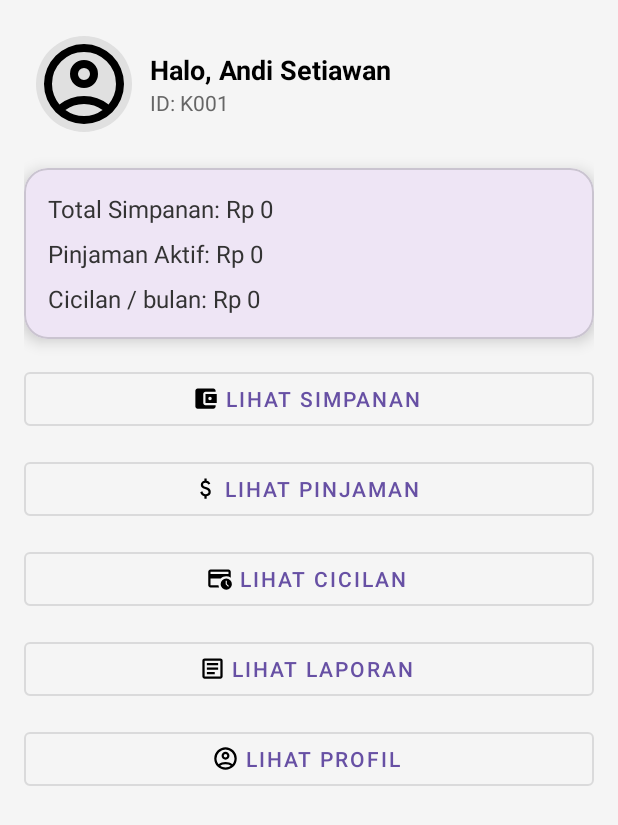
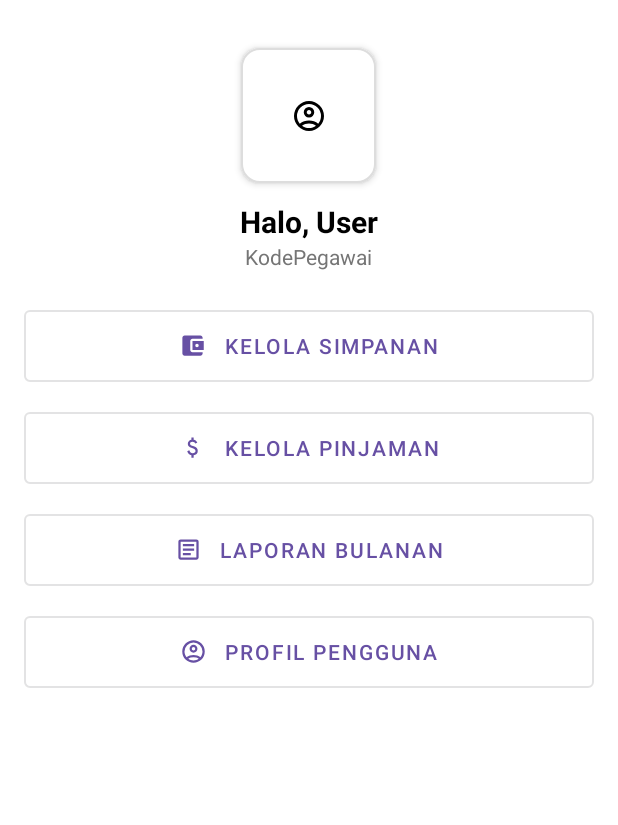
Before and after one commit to YaredMordechai/Projek_MAP, an Android app: the layout fragment_dashboard.xml on its own in the app's theme, with its tools: preview values and no code run, on a phone screen of 412 x 824 dp. Shown: the top 825 px of the screen. Run offline under Robolectric (Android 15) with nearby library versions, the phone set to English and light mode, and no system bars.

Commit message:
Update DashboardFragment.kt (BLOM SELESAI)

```diff
--- a/app/src/main/java/com/example/projek_map/ui/MainActivity.kt
+++ b/app/src/main/java/com/example/projek_map/ui/MainActivity.kt
@@ -8,6 +8,10 @@ import com.example.projek_map.R
 import com.example.projek_map.databinding.ActivityMainBinding
 import com.example.projek_map.ui.fragments.*
 import com.google.android.material.bottomnavigation.BottomNavigationView
+import com.example.projek_map.ui.LoginActivity
+import com.example.projek_map.ui.fragments.DashboardFragment
+import com.example.projek_map.ui.fragments.KelolaAnggotaFragment
+import com.example.projek_map.ui.fragments.LaporanFragment
 
 class MainActivity : AppCompatActivity() {
 
@@ -48,6 +52,7 @@ class MainActivity : AppCompatActivity() {
                 R.id.navigation_dashboard -> loadFragment(DashboardFragment())
                 R.id.navigation_simpanan -> loadFragment(SimpananFragment())
                 R.id.navigation_pinjaman -> loadFragment(PinjamanFragment())
+//                R.id.navigation_laporan -> loadFragment(LaporanFragment())
                 R.id.navigation_profil -> {
                     val fragment = ProfileFragment().apply {
                         arguments = Bundle().apply {
--- /dev/null
+++ b/app/src/main/res/drawable/ic_logout.xml
@@ -0,0 +1,5 @@
+<vector xmlns:android="http://schemas.android.com/apk/res/android" android:autoMirrored="true" android:height="24dp" android:tint="#000000" android:viewportHeight="960" android:viewportWidth="960" android:width="24dp">
+
+    <path android:fillColor="@android:color/white" android:pathData="M200,840Q167,840 143.5,816.5Q120,793 120,760L120,200Q120,167 143.5,143.5Q167,120 200,120L480,120L480,200L200,200Q200,200 200,200Q200,200 200,200L200,760Q200,760 200,760Q200,760 200,760L480,760L480,840L200,840ZM640,680L585,622L687,520L360,520L360,440L687,440L585,338L640,280L840,480L640,680Z"/>
+
+</vector>
--- a/app/src/main/res/layout/fragment_dashboard.xml
+++ b/app/src/main/res/layout/fragment_dashboard.xml
@@ -3,158 +3,107 @@
     xmlns:app="http://schemas.android.com/apk/res-auto"
     android:layout_width="match_parent"
     android:layout_height="match_parent"
-    android:background="#F5F5F5">
+    android:padding="16dp"
+    android:background="@color/white">
 
     <LinearLayout
         android:orientation="vertical"
         android:layout_width="match_parent"
         android:layout_height="wrap_content"
-        android:padding="16dp">
+        android:gravity="center_horizontal">
 
-        <!-- Header User -->
-        <LinearLayout
-            android:layout_width="match_parent"
-            android:layout_height="wrap_content"
-            android:orientation="horizontal"
-            android:gravity="center_vertical"
-            android:padding="8dp">
-
+        <!-- Foto Profil -->
         <ImageView
             android:id="@+id/imgProfile"
-                android:layout_width="64dp"
-                android:layout_height="64dp"
+            android:layout_width="90dp"
+            android:layout_height="90dp"
+            android:layout_marginTop="16dp"
             android:src="@drawable/ic_profil"
-            android:background="@drawable/bg_circle"
-            android:scaleType="centerCrop"
-            android:contentDescription="Foto Profil" />
+            android:background="@drawable/bg_card_light"
+            android:padding="12dp"
+            android:scaleType="centerInside"
+            android:elevation="3dp"
+            android:layout_gravity="center" />
 
-            <LinearLayout
-                android:layout_width="wrap_content"
-                android:layout_height="wrap_content"
-                android:orientation="vertical"
-                android:layout_marginStart="12dp">
-
+        <!-- Nama & ID User -->
         <TextView
             android:id="@+id/tvWelcome"
             android:layout_width="wrap_content"
             android:layout_height="wrap_content"
-                    android:text="Halo, Andi Setiawan"
-                    android:textSize="18sp"
+            android:text="Halo, User"
+            android:textSize="20sp"
             android:textStyle="bold"
-                    android:textColor="#000"/>
+            android:layout_marginTop="12dp"
+            android:textColor="@color/black" />
 
         <TextView
             android:id="@+id/tvUserId"
             android:layout_width="wrap_content"
             android:layout_height="wrap_content"
-                    android:text="ID: K001"
-                    android:textSize="14sp"
-                    android:textColor="#666"/>
-            </LinearLayout>
-        </LinearLayout>
+            android:text="KodePegawai"
+            android:textColor="@color/grey_600"
+            android:layout_marginBottom="20dp" />
 
-        <!-- Ringkasan Card -->
-        <com.google.android.material.card.MaterialCardView
-            android:layout_width="match_parent"
-            android:layout_height="wrap_content"
-            app:cardCornerRadius="16dp"
-            app:cardElevation="6dp"
-            android:layout_marginTop="16dp"
-            android:layout_marginBottom="16dp">
-
+        <!-- Tombol Navigasi -->
         <LinearLayout
             android:orientation="vertical"
             android:layout_width="match_parent"
             android:layout_height="wrap_content"
-                android:padding="16dp">
-
-                <TextView
-                    android:id="@+id/tvTotalSimpanan"
-                    android:layout_width="wrap_content"
-                    android:layout_height="wrap_content"
-                    android:text="Total Simpanan: Rp 0"
-                    android:textSize="16sp"
-                    android:textColor="#333"/>
-
-                <TextView
-                    android:id="@+id/tvPinjamanAktif"
-                    android:layout_width="wrap_content"
-                    android:layout_height="wrap_content"
-                    android:text="Pinjaman Aktif: Rp 0"
-                    android:textSize="16sp"
-                    android:textColor="#333"
-                    android:layout_marginTop="8dp"/>
-
-                <TextView
-                    android:id="@+id/tvCicilanBulanan"
-                    android:layout_width="wrap_content"
-                    android:layout_height="wrap_content"
-                    android:text="Cicilan / bulan: Rp 0"
-                    android:textSize="16sp"
-                    android:textColor="#333"
-                    android:layout_marginTop="8dp"/>
-            </LinearLayout>
-        </com.google.android.material.card.MaterialCardView>
-
-        <!-- Menu Utama -->
-        <LinearLayout
-            android:orientation="vertical"
-            android:layout_width="match_parent"
-            android:layout_height="wrap_content">
+            android:gravity="center">
 
             <com.google.android.material.button.MaterialButton
                 android:id="@+id/btnGoSimpanan"
-                style="@style/Widget.MaterialComponents.Button.OutlinedButton.Icon"
                 android:layout_width="match_parent"
-                android:layout_height="wrap_content"
-                android:text="Lihat Simpanan"
+                android:layout_height="60dp"
+                android:text="Kelola Simpanan"
                 app:icon="@drawable/ic_simpanan"
-                app:iconTint="@color/black"
-                app:iconGravity="textStart"/>
+                app:iconGravity="textStart"
+                app:iconPadding="12dp"
+                style="@style/Widget.MaterialComponents.Button.OutlinedButton"
+                android:layout_marginBottom="8dp"/>
 
             <com.google.android.material.button.MaterialButton
                 android:id="@+id/btnGoPinjaman"
-                style="@style/Widget.MaterialComponents.Button.OutlinedButton.Icon"
                 android:layout_width="match_parent"
-                android:layout_height="wrap_content"
-                android:text="Lihat Pinjaman"
-                android:layout_marginTop="12dp"
+                android:layout_height="60dp"
+                android:text="Kelola Pinjaman"
                 app:icon="@drawable/ic_pinjaman"
-                app:iconTint="@color/black"
-                app:iconGravity="textStart"/>
+                app:iconGravity="textStart"
+                app:iconPadding="12dp"
+                style="@style/Widget.MaterialComponents.Button.OutlinedButton"
+                android:layout_marginBottom="8dp"/>
 
-            <com.google.android.material.button.MaterialButton
-                android:id="@+id/btnGoCicilan"
-                style="@style/Widget.MaterialComponents.Button.OutlinedButton.Icon"
-                android:layout_width="match_parent"
-                android:layout_height="wrap_content"
-                android:layout_marginTop="12dp"
-                android:text="Lihat Cicilan"
-                app:icon="@drawable/ic_cicilan"
-                app:iconGravity="textStart"
-                app:iconTint="@color/black" />
+<!--            <com.google.android.material.button.MaterialButton-->
+<!--                android:id="@+id/btnGoCicilan"-->
+<!--                android:layout_width="match_parent"-->
+<!--                android:layout_height="60dp"-->
+<!--                android:text="Lihat Cicilan"-->
+<!--                app:icon="@drawable/ic_cicilan"-->
+<!--                app:iconGravity="textStart"-->
+<!--                app:iconPadding="12dp"-->
+<!--                style="@style/Widget.MaterialComponents.Button.OutlinedButton"-->
+<!--                android:layout_marginBottom="8dp"/>-->
 
             <com.google.android.material.button.MaterialButton
                 android:id="@+id/btnGoLaporan"
-                style="@style/Widget.MaterialComponents.Button.OutlinedButton.Icon"
                 android:layout_width="match_parent"
-                android:layout_height="wrap_content"
-                android:text="Lihat Laporan"
-                android:layout_marginTop="12dp"
+                android:layout_height="60dp"
+                android:text="Laporan Bulanan"
                 app:icon="@drawable/ic_laporan"
-                app:iconTint="@color/black"
-                app:iconGravity="textStart"/>
+                app:iconGravity="textStart"
+                app:iconPadding="12dp"
+                style="@style/Widget.MaterialComponents.Button.OutlinedButton"
+                android:layout_marginBottom="8dp"/>
 
             <com.google.android.material.button.MaterialButton
                 android:id="@+id/btnGoProfil"
-                style="@style/Widget.MaterialComponents.Button.OutlinedButton.Icon"
                 android:layout_width="match_parent"
-                android:layout_height="wrap_content"
-                android:text="Lihat Profil"
-                android:layout_marginTop="12dp"
+                android:layout_height="60dp"
+                android:text="Profil Pengguna"
                 app:icon="@drawable/ic_profil"
-                app:iconTint="@color/black"
-                app:iconGravity="textStart"/>
+                app:iconGravity="textStart"
+                app:iconPadding="12dp"
+                style="@style/Widget.MaterialComponents.Button.OutlinedButton" />
         </LinearLayout>
     </LinearLayout>
 </ScrollView>
--- a/app/src/main/res/menu/bottom_nav_menu.xml
+++ b/app/src/main/res/menu/bottom_nav_menu.xml
@@ -17,6 +17,11 @@
         android:title="Pinjaman" />
 
     <item
+        android:id="@+id/navigation_laporan"
+        android:icon="@drawable/ic_laporan"
+        android:title="Laporan" />
+
+    <item
         android:id="@+id/navigation_profil"
         android:icon="@drawable/ic_profil"
         android:title="Profil" />
```
Also changed, not shown: app/src/main/java/com/example/projek_map/ui/dashboard/DashboardFragment.kt (deleted, +0 -64 lines), app/src/main/java/com/example/projek_map/ui/fragments/DashboardFragment.kt (+43 -16 lines), app/src/main/java/com/example/projek_map/ui/fragments/LaporanFragment.kt (+15 -5 lines), app/src/main/java/com/example/projek_map/ui/fragments/PinjamanFragment.kt (+24 -0 lines), app/src/main/java/com/example/projek_map/ui/dashboard/ReportAdapter.kt (deleted). Lines whose indentation alone changed are shown as unchanged.
